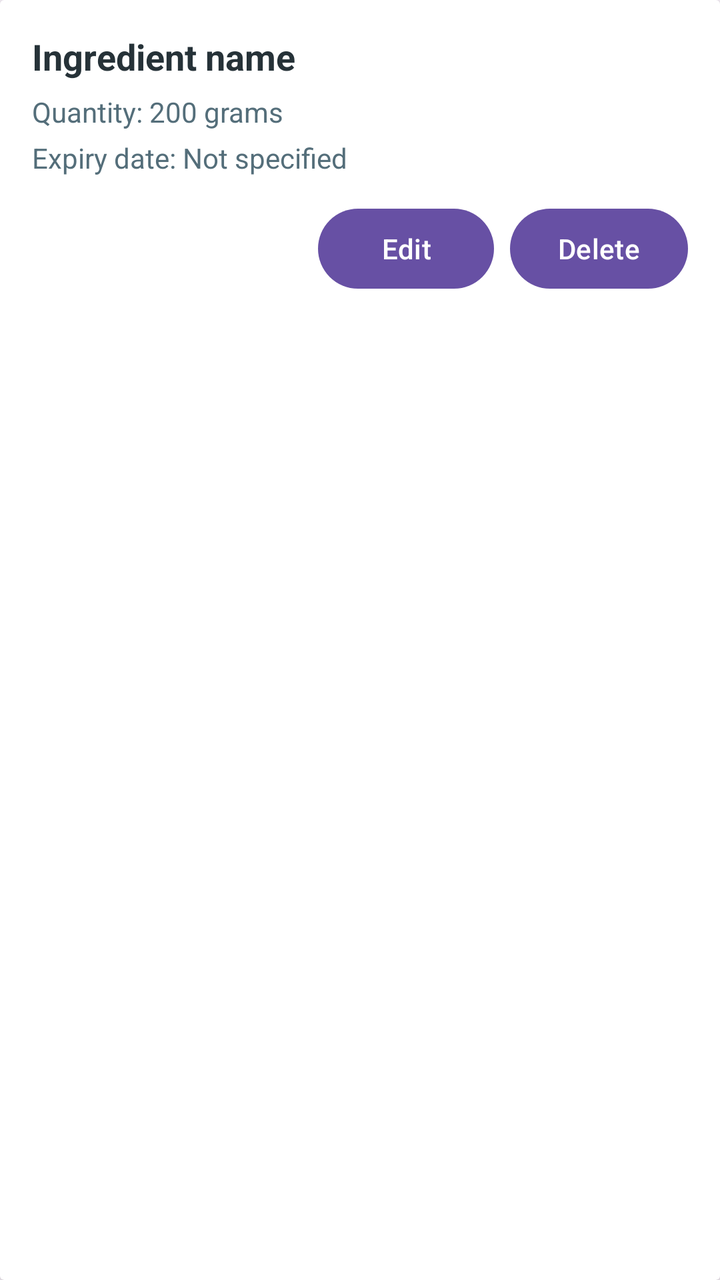
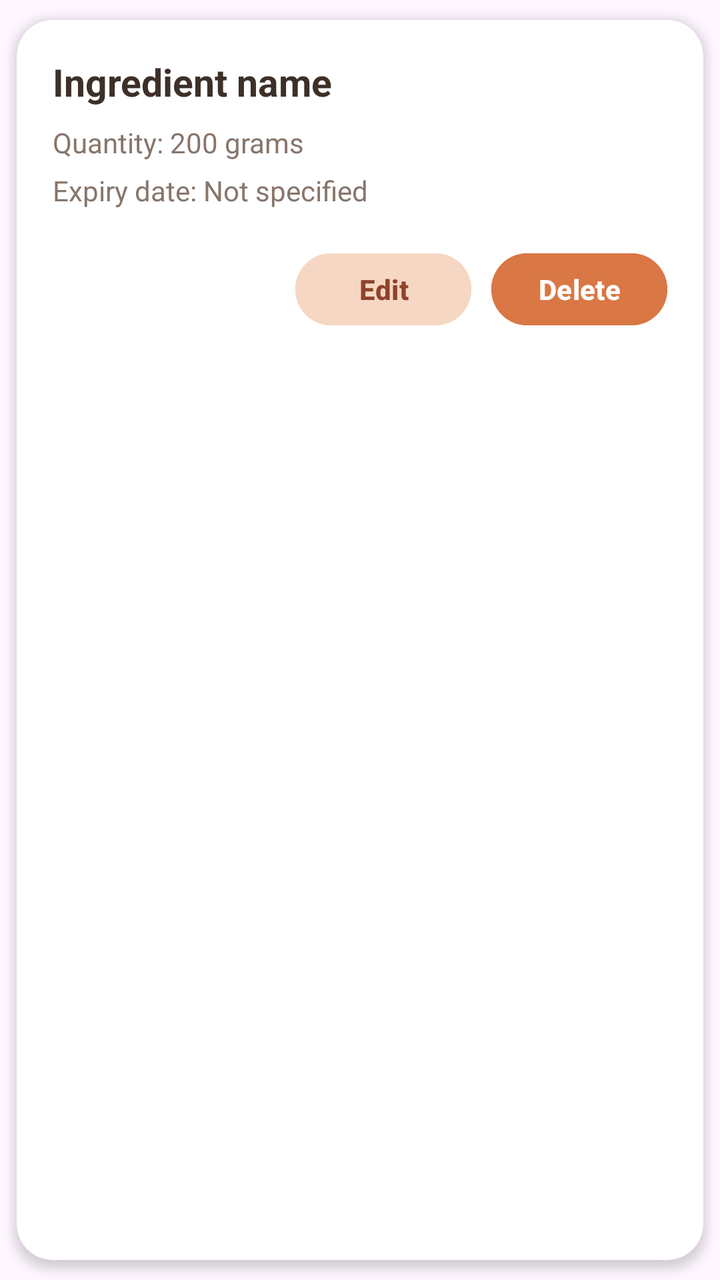

Compare the two renders of this Android layout. The source of the first and the diff that turns it into the second are given below.
<!-- AndroidManifest.xml: application theme Theme.SmartPantryManager -->
<!-- res/layout/item_ingredient.xml -->
<?xml version="1.0" encoding="utf-8"?>
<androidx.cardview.widget.CardView
    xmlns:android="http://schemas.android.com/apk/res/android"
    android:layout_width="match_parent"
    android:layout_height="wrap_content"
    android:layout_marginBottom="12dp"
    android:backgroundTint="#FFFFFF"
    android:elevation="4dp">

    <LinearLayout
        android:layout_width="match_parent"
        android:layout_height="wrap_content"
        android:orientation="vertical"
        android:padding="16dp">

        <TextView
            android:id="@+id/txtIngredientName"
            android:layout_width="match_parent"
            android:layout_height="wrap_content"
            android:text="Ingredient name"
            android:textColor="#263238"
            android:textSize="18sp"
            android:textStyle="bold" />

        <TextView
            android:id="@+id/txtIngredientQuantity"
            android:layout_width="match_parent"
            android:layout_height="wrap_content"
            android:layout_marginTop="6dp"
            android:text="Quantity: 200 grams"
            android:textColor="#546E7A"
            android:textSize="14sp" />

        <TextView
            android:id="@+id/txtIngredientExpiry"
            android:layout_width="match_parent"
            android:layout_height="wrap_content"
            android:layout_marginTop="4dp"
            android:text="Expiry date: Not specified"
            android:textColor="#546E7A"
            android:textSize="14sp" />

        <LinearLayout
            android:layout_width="match_parent"
            android:layout_height="wrap_content"
            android:layout_marginTop="12dp"
            android:gravity="end"
            android:orientation="horizontal">

            <Button
                android:id="@+id/btnEditIngredient"
                android:layout_width="wrap_content"
                android:layout_height="wrap_content"
                android:text="Edit" />

            <Button
                android:id="@+id/btnDeleteIngredient"
                android:layout_width="wrap_content"
                android:layout_height="wrap_content"
                android:layout_marginStart="8dp"
                android:text="Delete" />

        </LinearLayout>

    </LinearLayout>

</androidx.cardview.widget.CardView>
<!-- resources referenced by this layout -->
<resources>
  <style name="Theme.SmartPantryManager" parent="Base.Theme.SmartPantryManager" />
  <style name="Base.Theme.SmartPantryManager" parent="Theme.Material3.DayNight.NoActionBar">
          
          
      </style>
</resources>

<!-- the commit's change to res/layout/item_ingredient.xml (unified diff, before → after) -->
@@ -1,64 +1,87 @@
 <?xml version="1.0" encoding="utf-8"?>
 <androidx.cardview.widget.CardView
     xmlns:android="http://schemas.android.com/apk/res/android"
+    xmlns:app="http://schemas.android.com/apk/res-auto"
     android:layout_width="match_parent"
     android:layout_height="wrap_content"
-    android:layout_marginBottom="12dp"
-    android:backgroundTint="#FFFFFF"
-    android:elevation="4dp">
+    android:layout_marginBottom="14dp"
+    app:cardBackgroundColor="#FFFFFF"
+    app:cardCornerRadius="18dp"
+    app:cardElevation="3dp"
+    app:cardUseCompatPadding="true">
 
     <LinearLayout
         android:layout_width="match_parent"
         android:layout_height="wrap_content"
         android:orientation="vertical"
-        android:padding="16dp">
+        android:padding="18dp">
 
+        
         <TextView
             android:id="@+id/txtIngredientName"
             android:layout_width="match_parent"
             android:layout_height="wrap_content"
             android:text="Ingredient name"
-            android:textColor="#263238"
-            android:textSize="18sp"
+            android:textColor="#3D3029"
+            android:textSize="19sp"
             android:textStyle="bold" />
 
+        
         <TextView
             android:id="@+id/txtIngredientQuantity"
             android:layout_width="match_parent"
             android:layout_height="wrap_content"
-            android:layout_marginTop="6dp"
+            android:layout_marginTop="8dp"
             android:text="Quantity: 200 grams"
-            android:textColor="#546E7A"
+            android:textColor="#87766B"
             android:textSize="14sp" />
 
+        
         <TextView
             android:id="@+id/txtIngredientExpiry"
             android:layout_width="match_parent"
             android:layout_height="wrap_content"
-            android:layout_marginTop="4dp"
+            android:layout_marginTop="5dp"
             android:text="Expiry date: Not specified"
-            android:textColor="#546E7A"
+            android:textColor="#87766B"
             android:textSize="14sp" />
 
+        
         <LinearLayout
             android:layout_width="match_parent"
             android:layout_height="wrap_content"
-            android:layout_marginTop="12dp"
-            android:gravity="end"
+            android:layout_marginTop="18dp"
+            android:gravity="end|center_vertical"
             android:orientation="horizontal">
 
             <Button
                 android:id="@+id/btnEditIngredient"
                 android:layout_width="wrap_content"
-                android:layout_height="wrap_content"
-                android:text="Edit" />
+                android:layout_height="44dp"
+                android:minWidth="88dp"
+                android:backgroundTint="#F6D7C3"
+                android:paddingStart="18dp"
+                android:paddingEnd="18dp"
+                android:text="Edit"
+                android:textAllCaps="false"
+                android:textColor="#8E432B"
+                android:textSize="14sp"
+                android:textStyle="bold" />
 
             <Button
                 android:id="@+id/btnDeleteIngredient"
                 android:layout_width="wrap_content"
-                android:layout_height="wrap_content"
-                android:layout_marginStart="8dp"
-                android:text="Delete" />
+                android:layout_height="44dp"
+                android:layout_marginStart="10dp"
+                android:minWidth="88dp"
+                android:backgroundTint="#D97745"
+                android:paddingStart="18dp"
+                android:paddingEnd="18dp"
+                android:text="Delete"
+                android:textAllCaps="false"
+                android:textColor="#FFFFFF"
+                android:textSize="14sp"
+                android:textStyle="bold" />
 
         </LinearLayout>
 
